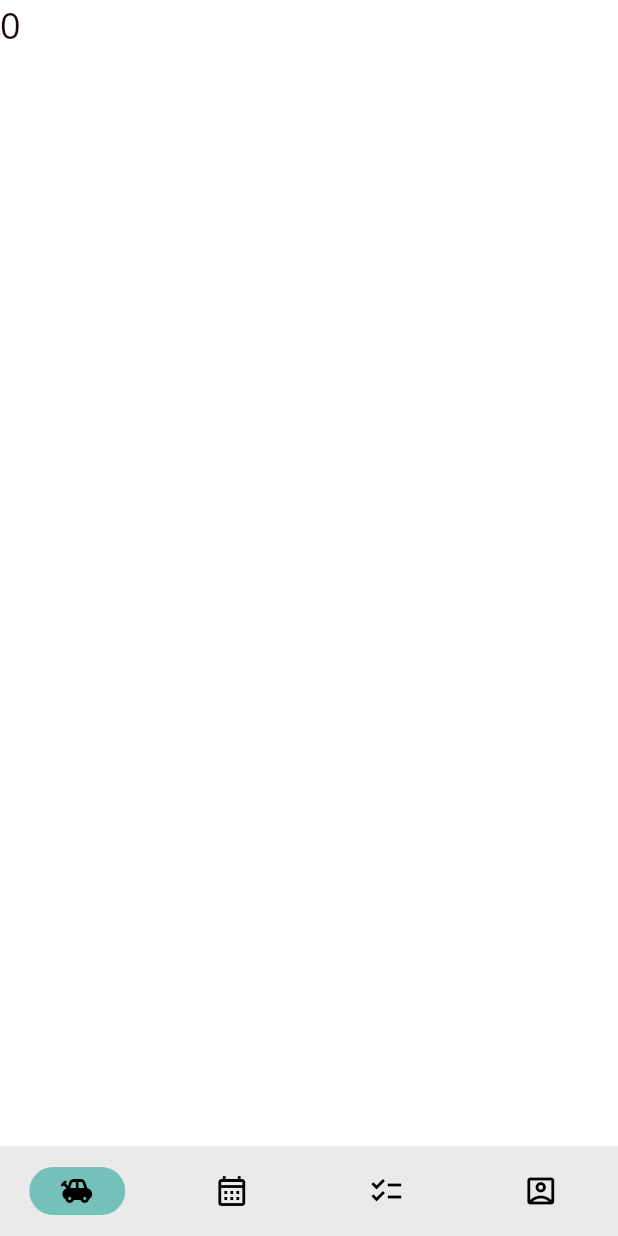
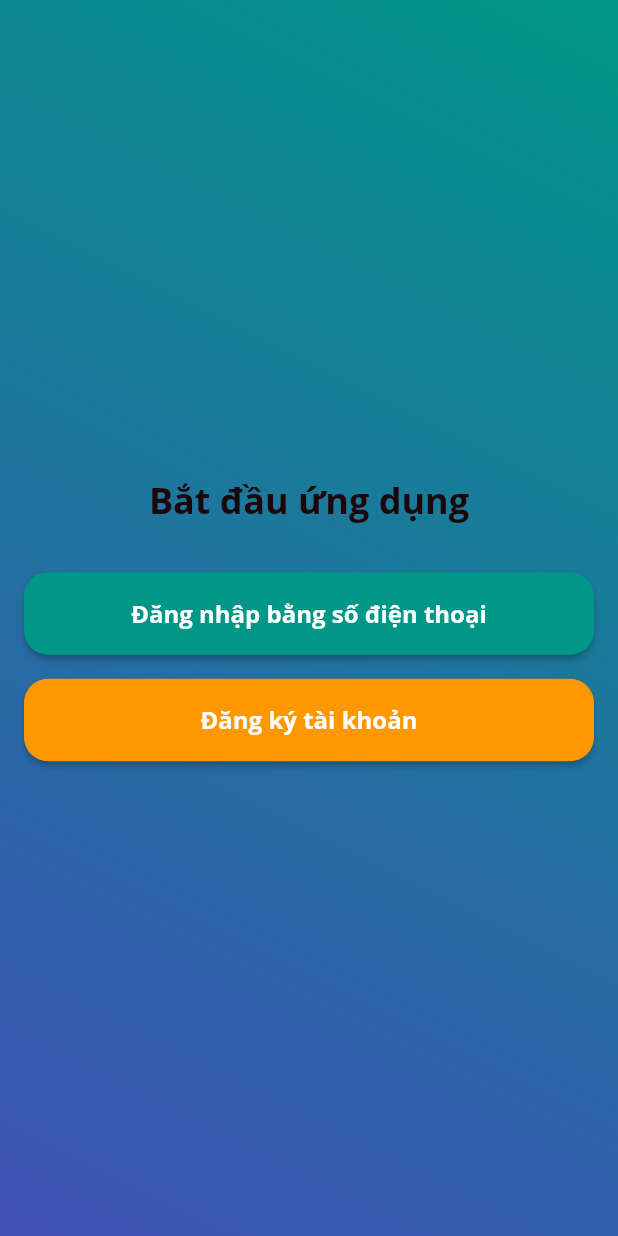
Before and after one commit to FTeambyDinhPhuc/DoAnChuyenNganh_FDriver, a Flutter app: the screen it shows after launch, on a phone screen of 412 x 824 dp. Run offline on Flutter 3.47's test engine with Material 2 defaults, Android fonts, the phone set to English and light mode, and no system bars; our stand-ins replace font_awesome_flutter, get.

Commit message:
làm màn hình đăng nhập, đăng ký

```diff
--- a/lib/routes/routes.dart
+++ b/lib/routes/routes.dart
@@ -1,9 +1,17 @@
 import 'package:fdriver/view/home/home_screen.dart';
+import 'package:fdriver/view/login/login_screen.dart';
+import 'package:fdriver/view/register/register_screen.dart';
+import 'package:fdriver/view/registercar/register_car_screen.dart';
+import 'package:fdriver/view/selectlogin/select_login_screen.dart';
 import 'package:fdriver/view/splash/splash_screen.dart';
 import 'package:get/get.dart';
 
 class RoutesClass {
   static String splash = "/splash";
+  static String selectLogin = "/selectlogin";
+  static String login = "/login";
+  static String register = "/register";
+  static String registerCar = "/registercar";
   static String home = "/";
 
   static List<GetPage> routes = [
@@ -13,5 +21,25 @@ class RoutesClass {
         page: () => const MyHomePage(),
         transition: Transition.fadeIn,
         transitionDuration: const Duration(milliseconds: 500)),
+    GetPage(
+        name: selectLogin,
+        page: () => const SelectLogin(),
+        transition: Transition.fadeIn,
+        transitionDuration: const Duration(milliseconds: 700)),
+    GetPage(
+        name: login,
+        page: () => const LoginScreen(),
+        transition: Transition.rightToLeft,
+        transitionDuration: const Duration(milliseconds: 300)),
+    GetPage(
+        name: register,
+        page: () => const RegisterScreen(),
+        transition: Transition.rightToLeft,
+        transitionDuration: const Duration(milliseconds: 300)),
+    GetPage(
+        name: registerCar,
+        page: () => const RegisterCarScreen(),
+        transition: Transition.rightToLeft,
+        transitionDuration: const Duration(milliseconds: 300)),
   ];
 }
--- /dev/null
+++ b/lib/view/selectlogin/select_login_screen.dart
@@ -0,0 +1,59 @@
+import 'package:fdriver/constants.dart';
+import 'package:fdriver/routes/routes.dart';
+import 'package:fdriver/widgets/button_full_width.dart';
+import 'package:flutter/material.dart';
+import 'package:get/get.dart';
+
+class SelectLogin extends StatelessWidget {
+  const SelectLogin({super.key});
+
+  @override
+  Widget build(BuildContext context) {
+    return Scaffold(
+      body: Container(
+        width: double.infinity,
+        height: double.infinity,
+        decoration: BoxDecoration(
+          gradient: LinearGradient(
+              begin: Alignment.topRight,
+              end: Alignment.bottomLeft,
+              colors: [
+                Colors.teal,
+                Colors.indigo,
+              ]),
+        ),
+        child: Center(
+          child: Padding(
+            padding: const EdgeInsets.all(defaultPadding),
+            child: Column(
+              mainAxisSize: MainAxisSize.min,
+              children: [
+                Text(
+                  "Bắt đầu ứng dụng",
+                  style: Theme.of(context).textTheme.headline2,
+                ),
+                Padding(
+                  padding: const EdgeInsets.only(
+                      top: defaultPadding * 2, bottom: defaultPadding),
+                  child: ButtonFullWidth(
+                    text: 'Đăng nhập bằng số điện thoại',
+                    press: () {
+                      Get.toNamed(RoutesClass.login);
+                    },
+                  ),
+                ),
+                ButtonFullWidth(
+                  text: 'Đăng ký tài khoản',
+                  color: Colors.orange,
+                  press: () {
+                    Get.toNamed(RoutesClass.register);
+                  },
+                ),
+              ],
+            ),
+          ),
+        ),
+      ),
+    );
+  }
+}
--- a/lib/view/splash/splash_screen.dart
+++ b/lib/view/splash/splash_screen.dart
@@ -15,7 +15,7 @@ class _SplashScreenState extends State<SplashScreen> {
     super.initState();
 
     Future.delayed(const Duration(milliseconds: 1000)).then((value) {
-      Get.offNamed(RoutesClass.home);
+      Get.offNamed(RoutesClass.selectLogin);
     });
   }
 
@@ -45,7 +45,7 @@ class _SplashScreenState extends State<SplashScreen> {
                     height: 300.0,
                     width: 300.0,
                   ),
-                  Text("Wellcome to FGo\n Need a car for amazing weekends?",
+                  Text("Wellcome to FDriver\n Be a great driver",
                       textAlign: TextAlign.center,
                       style: Theme.of(context)
                           .textTheme
--- /dev/null
+++ b/lib/widgets/button_full_width.dart
@@ -0,0 +1,27 @@
+import 'package:fdriver/constants.dart';
+import 'package:flutter/material.dart';
+
+class ButtonFullWidth extends StatelessWidget {
+  final String text;
+  final Function press;
+  Color? color;
+  ButtonFullWidth(
+      {Key? key, required this.text, required this.press, this.color})
+      : super(key: key);
+
+  @override
+  Widget build(BuildContext context) {
+    return MaterialButton(
+      minWidth: double.infinity,
+      height: heightButton,
+      color: color == null ? Theme.of(context).primaryColor : color,
+      child: Text(
+        "$text",
+        style: Theme.of(context).textTheme.button,
+      ),
+      shape: RoundedRectangleBorder(
+          borderRadius: BorderRadius.circular(defaultCircular)),
+      onPressed: press as void Function(),
+    );
+  }
+}
```
Also changed, not shown: lib/view/login/components/select_orther_login.dart (added, +31 -0 lines), lib/view/login/components/text_field_login.dart (added, +38 -0 lines), lib/view/login/login_screen.dart (added, +37 -0 lines), lib/view/register/components/select_orther_register.dart (added, +32 -0 lines), lib/view/register/components/text_field_register.dart (added, +62 -0 lines), lib/view/register/register_screen.dart (added, +37 -0 lines), lib/view/registercar/components/select_orther_register_car.dart (added, +31 -0 lines), lib/view/registercar/components/text_field_register_car.dart (added, +44 -0 lines), lib/view/registercar/register_car_screen.dart (added, +38 -0 lines), lib/widgets/or_divider.dart (added, +35 -0 lines), lib/widgets/pass_text_field_with_icon.dart (added, +43 -0 lines), lib/widgets/text_field_with_icon.dart (added, +41 -0 lines), lib/widgets/text_question_select.dart (added, +35 -0 lines), assets/images/image_splash.png.
